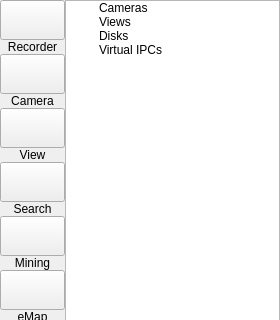
The window that veapp/main/vscdevicelist.ui (linkingvision/rapidvms) describes before a commit, drawn with Qt 5; both pictures show x 0 to 280 and y 0 to 320 of the 280 by 584 pixel window.
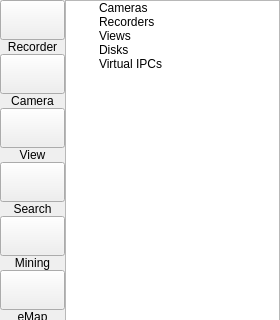
The same window after the commit. Icons and pictures are not drawn. Custom widgets are drawn as their Qt base class.

```diff
--- a/veapp/main/vscdevicelist.ui
+++ b/veapp/main/vscdevicelist.ui
@@ -502,6 +502,15 @@
           <normaloff>:/device/resources/dome.png</normaloff>:/device/resources/dome.png</iconset>
         </property>
        </item>
+       <item>
+        <property name="text">
+         <string>Recorders</string>
+        </property>
+        <property name="icon">
+         <iconset resource="vscmainwindows.qrc">
+          <normaloff>:/action/resources/computer.png</normaloff>:/action/resources/computer.png</iconset>
+        </property>
+       </item>
        <item>
         <property name="text">
          <string>Views</string>
```
